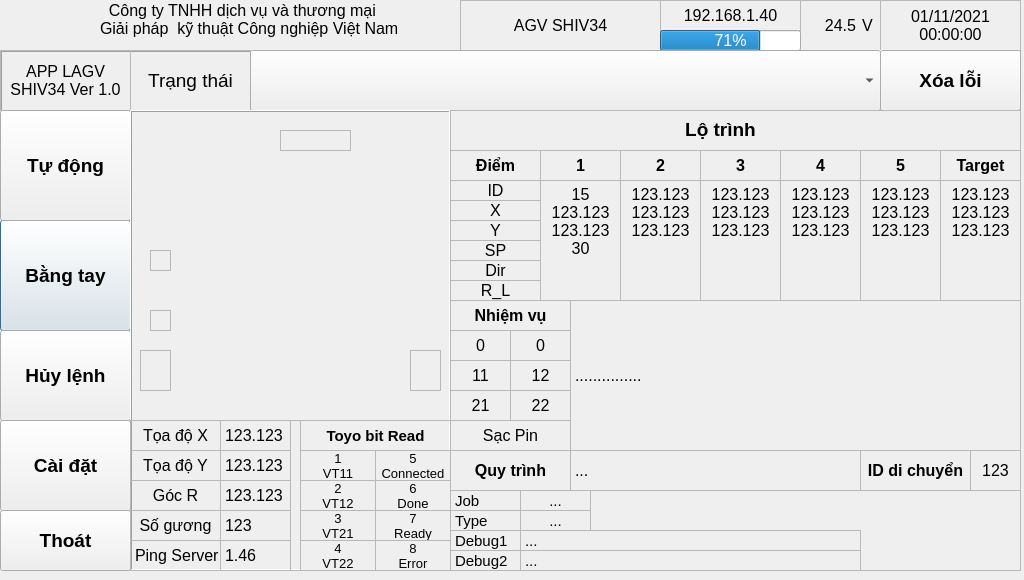
Before: the Qt Designer form app_ros600/interface/app_agv12conveyor.ui in ArchiePhung/SimulationAGV_workspace, drawn with Qt 5.
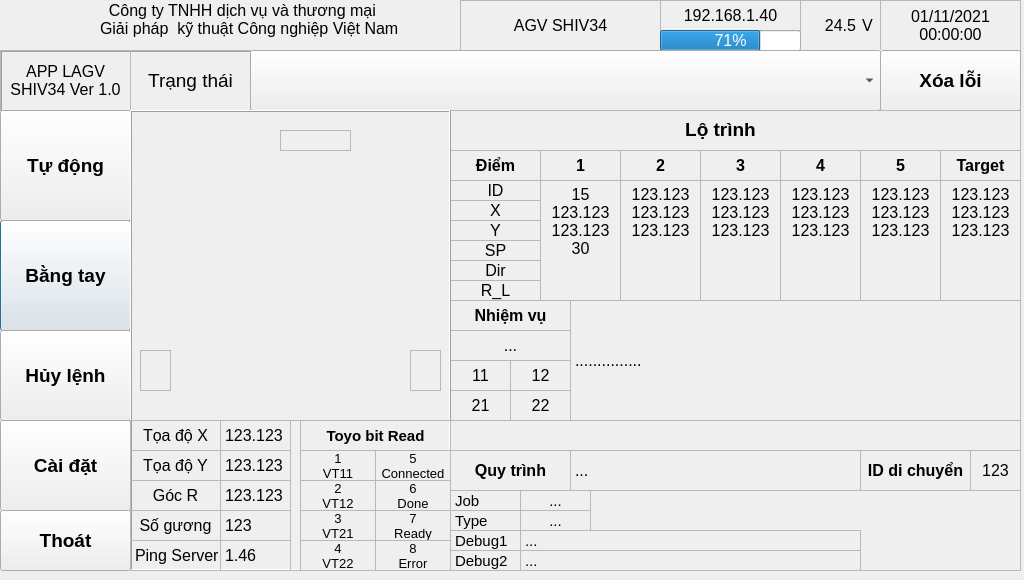
After: the same form once the commit is applied. Icons and pictures are not drawn.

Diff of the .ui file:
```diff
--- a/app_ros600/interface/app_agv12conveyor.ui
+++ b/app_ros600/interface/app_agv12conveyor.ui
@@ -1879,81 +1879,11 @@
        </property>
       </widget>
      </widget>
-     <widget class="QLabel" name="lbc_safetyConveyor2">
-      <property name="geometry">
-       <rect>
-        <x>20</x>
-        <y>140</y>
-        <width>21</width>
-        <height>21</height>
-       </rect>
-      </property>
-      <property name="autoFillBackground">
-       <bool>true</bool>
-      </property>
-      <property name="frameShape">
-       <enum>QFrame::StyledPanel</enum>
-      </property>
-      <property name="lineWidth">
-       <number>1</number>
-      </property>
-      <property name="midLineWidth">
-       <number>0</number>
-      </property>
-      <property name="text">
-       <string/>
-      </property>
-      <property name="scaledContents">
-       <bool>false</bool>
-      </property>
-      <property name="wordWrap">
-       <bool>false</bool>
-      </property>
-      <property name="openExternalLinks">
-       <bool>false</bool>
-      </property>
-     </widget>
-     <widget class="QLabel" name="lbc_safetyConveyor1">
-      <property name="geometry">
-       <rect>
-        <x>20</x>
-        <y>200</y>
-        <width>21</width>
-        <height>21</height>
-       </rect>
-      </property>
-      <property name="autoFillBackground">
-       <bool>true</bool>
-      </property>
-      <property name="frameShape">
-       <enum>QFrame::StyledPanel</enum>
-      </property>
-      <property name="lineWidth">
-       <number>1</number>
-      </property>
-      <property name="midLineWidth">
-       <number>0</number>
-      </property>
-      <property name="text">
-       <string/>
-      </property>
-      <property name="scaledContents">
-       <bool>false</bool>
-      </property>
-      <property name="wordWrap">
-       <bool>false</bool>
-      </property>
-      <property name="openExternalLinks">
-       <bool>false</bool>
-      </property>
-     </widget>
      <zorder>frame</zorder>
      <zorder>lbc_safety1</zorder>
      <zorder>lbc_safety0</zorder>
      <zorder>lb_agv</zorder>
      <zorder>lbc_safety2</zorder>
-     <zorder>lbc_safetyConveyor2</zorder>
-     <zorder>lbc_safetyConveyor1</zorder>
     </widget>
     <widget class="QFrame" name="fr_listTask">
      <property name="geometry">
@@ -2103,48 +2033,6 @@
        <bool>false</bool>
       </property>
      </widget>
-     <widget class="QLabel" name="lbv_route_job2">
-      <property name="geometry">
-       <rect>
-        <x>60</x>
-        <y>220</y>
-        <width>61</width>
-        <height>31</height>
-       </rect>
-      </property>
-      <property name="font">
-       <font>
-        <pointsize>12</pointsize>
-       </font>
-      </property>
-      <property name="autoFillBackground">
-       <bool>false</bool>
-      </property>
-      <property name="frameShape">
-       <enum>QFrame::StyledPanel</enum>
-      </property>
-      <property name="lineWidth">
-       <number>1</number>
-      </property>
-      <property name="midLineWidth">
-       <number>0</number>
-      </property>
-      <property name="text">
-       <string>0</string>
-      </property>
-      <property name="scaledContents">
-       <bool>false</bool>
-      </property>
-      <property name="alignment">
-       <set>Qt::AlignCenter</set>
-      </property>
-      <property name="wordWrap">
-       <bool>false</bool>
-      </property>
-      <property name="openExternalLinks">
-       <bool>false</bool>
-      </property>
-     </widget>
      <widget class="QLabel" name="lbv_route_point4">
       <property name="geometry">
        <rect>
@@ -2399,48 +2287,6 @@
        <bool>false</bool>
       </property>
      </widget>
-     <widget class="QLabel" name="lbv_route_job1">
-      <property name="geometry">
-       <rect>
-        <x>0</x>
-        <y>220</y>
-        <width>61</width>
-        <height>31</height>
-       </rect>
-      </property>
-      <property name="font">
-       <font>
-        <pointsize>12</pointsize>
-       </font>
-      </property>
-      <property name="autoFillBackground">
-       <bool>false</bool>
-      </property>
-      <property name="frameShape">
-       <enum>QFrame::StyledPanel</enum>
-      </property>
-      <property name="lineWidth">
-       <number>1</number>
-      </property>
-      <property name="midLineWidth">
-       <number>0</number>
-      </property>
-      <property name="text">
-       <string>0</string>
-      </property>
-      <property name="scaledContents">
-       <bool>false</bool>
-      </property>
-      <property name="alignment">
-       <set>Qt::AlignCenter</set>
-      </property>
-      <property name="wordWrap">
-       <bool>false</bool>
-      </property>
-      <property name="openExternalLinks">
-       <bool>false</bool>
-      </property>
-     </widget>
      <widget class="QLabel" name="lb_route_point1">
       <property name="geometry">
        <rect>
@@ -2666,7 +2512,7 @@
         <x>120</x>
         <y>190</y>
         <width>451</width>
-        <height>151</height>
+        <height>121</height>
        </rect>
       </property>
       <property name="font">
@@ -3326,43 +3172,6 @@
        <bool>false</bool>
       </property>
      </widget>
-     <widget class="QLabel" name="lbc_mission_charge">
-      <property name="geometry">
-       <rect>
-        <x>0</x>
-        <y>310</y>
-        <width>121</width>
-        <height>31</height>
-       </rect>
-      </property>
-      <property name="autoFillBackground">
-       <bool>true</bool>
-      </property>
-      <property name="frameShape">
-       <enum>QFrame::StyledPanel</enum>
-      </property>
-      <property name="lineWidth">
-       <number>1</number>
-      </property>
-      <property name="midLineWidth">
-       <number>0</number>
-      </property>
-      <property name="text">
-       <string>Sạc Pin</string>
-      </property>
-      <property name="scaledContents">
-       <bool>false</bool>
-      </property>
-      <property name="alignment">
-       <set>Qt::AlignCenter</set>
-      </property>
-      <property name="wordWrap">
-       <bool>false</bool>
-      </property>
-      <property name="openExternalLinks">
-       <bool>false</bool>
-      </property>
-     </widget>
      <widget class="QLabel" name="lb_debug2">
       <property name="geometry">
        <rect>
@@ -3699,6 +3508,43 @@
        <bool>false</bool>
       </property>
      </widget>
+     <widget class="QLabel" name="lbv_mission">
+      <property name="geometry">
+       <rect>
+        <x>0</x>
+        <y>220</y>
+        <width>121</width>
+        <height>31</height>
+       </rect>
+      </property>
+      <property name="autoFillBackground">
+       <bool>true</bool>
+      </property>
+      <property name="frameShape">
+       <enum>QFrame::StyledPanel</enum>
+      </property>
+      <property name="lineWidth">
+       <number>1</number>
+      </property>
+      <property name="midLineWidth">
+       <number>0</number>
+      </property>
+      <property name="text">
+       <string>...</string>
+      </property>
+      <property name="scaledContents">
+       <bool>false</bool>
+      </property>
+      <property name="alignment">
+       <set>Qt::AlignCenter</set>
+      </property>
+      <property name="wordWrap">
+       <bool>false</bool>
+      </property>
+      <property name="openExternalLinks">
+       <bool>false</bool>
+      </property>
+     </widget>
     </widget>
     <widget class="QFrame" name="fr_password">
      <property name="geometry">
@@ -4675,7 +4521,7 @@
         <bool>false</bool>
        </property>
       </widget>
-      <widget class="QPushButton" name="bt_signalCYpush">
+      <widget class="QPushButton" name="bt_signalCYtransmit">
        <property name="geometry">
         <rect>
          <x>420</x>
@@ -5141,7 +4987,7 @@
         <bool>false</bool>
        </property>
       </widget>
-      <widget class="QPushButton" name="bt_signalCYTwinpush">
+      <widget class="QPushButton" name="bt_signalCYTwintransmit">
        <property name="geometry">
         <rect>
          <x>420</x>
@@ -5670,7 +5516,7 @@
        <bool>false</bool>
       </property>
      </widget>
-     <zorder>fr_testCYmultiple</zorder>
+     <zorder>fr_testCYsingle</zorder>
      <zorder>bt_disableBrake_off</zorder>
      <zorder>lb_charger</zorder>
      <zorder>lb_speaker</zorder>
@@ -5686,8 +5532,8 @@
      <zorder>bt_linkCY_on</zorder>
      <zorder>bt_linkCY_off</zorder>
      <zorder>lb_linkConveyor</zorder>
-     <zorder>fr_testCYsingle</zorder>
      <zorder>lbc_CYcntedSignal</zorder>
+     <zorder>fr_testCYmultiple</zorder>
     </widget>
     <widget class="QFrame" name="fr_handMode_move">
      <property name="geometry">
@@ -6261,9 +6107,9 @@
     </widget>
     <zorder>fr_handMode_move</zorder>
     <zorder>fr_handMode_conveyor</zorder>
+    <zorder>fr_listTask</zorder>
     <zorder>fr_password</zorder>
     <zorder>fr_agv</zorder>
-    <zorder>fr_listTask</zorder>
    </widget>
    <widget class="QFrame" name="fr_setting">
     <property name="geometry">
```
